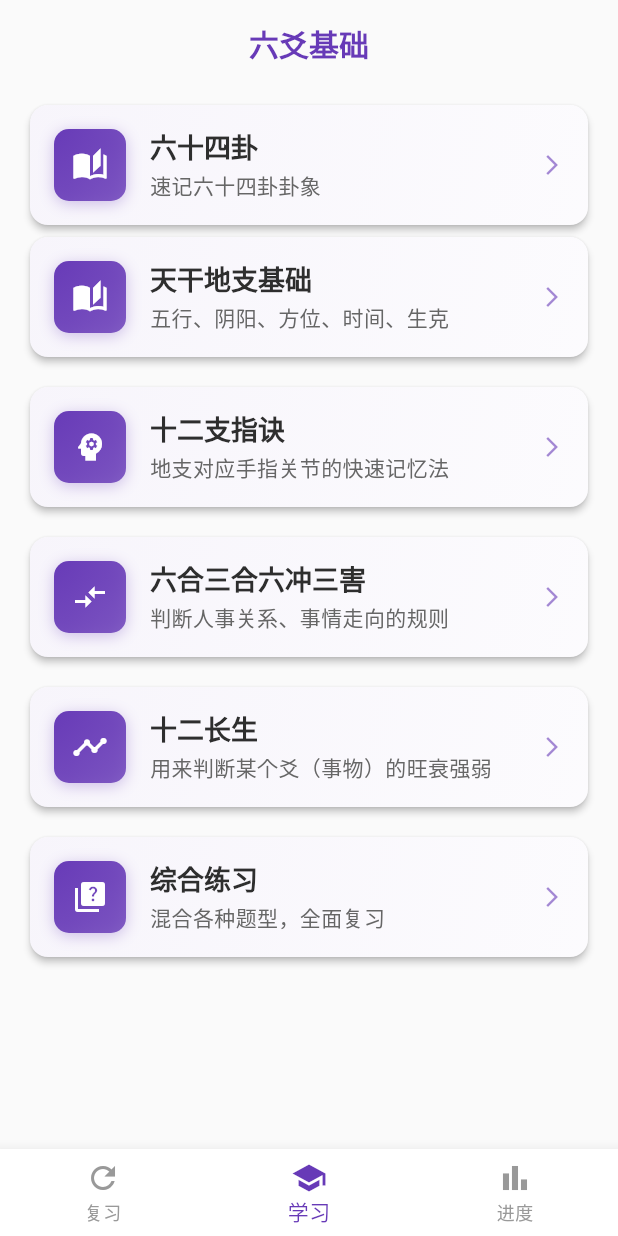
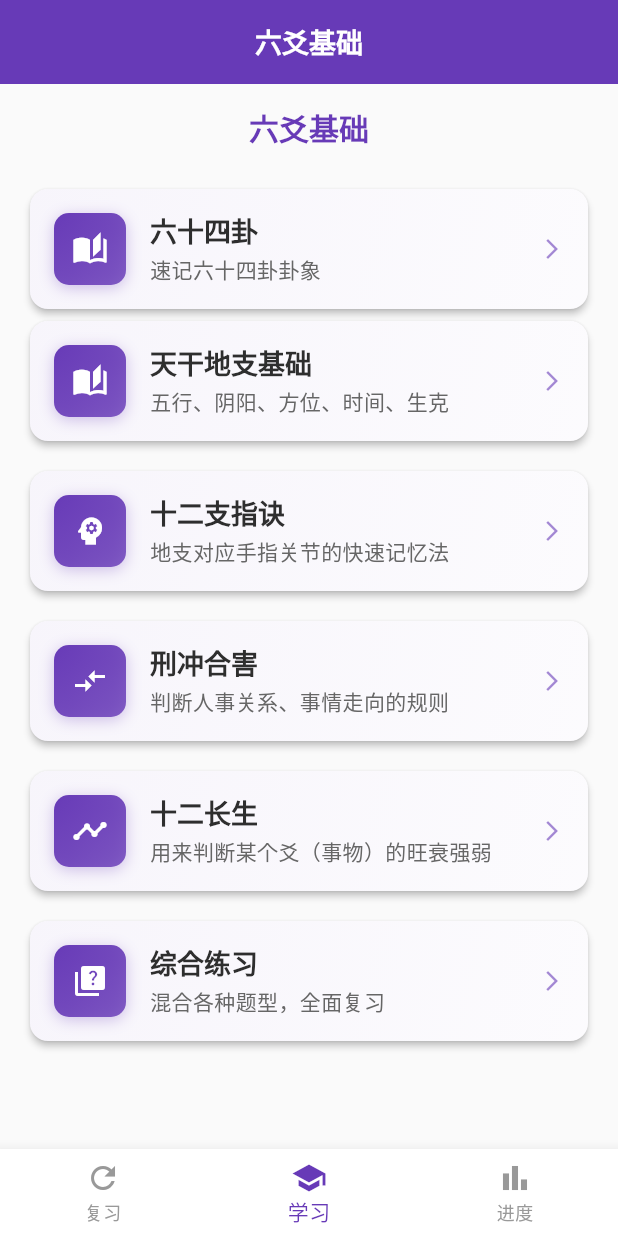
Before and after one commit to L0o0p/liuyao, a Flutter app: the screen it shows after launch, on a phone screen of 412 x 824 dp. Run offline on Flutter 3.47's test engine with Material 3 defaults, Android fonts, the phone set to English and light mode, and no system bars; our stand-ins replace shared_preferences.

Commit message:
更新学习界面，修改标题为「六爻基础」，并调整「刑冲合害」模块的标题以提升用户体验。

```diff
--- a/lib/screens/learn_screen.dart
+++ b/lib/screens/learn_screen.dart
@@ -8,7 +8,7 @@ class LearnScreen extends StatelessWidget {
   @override
   Widget build(BuildContext context) {
     return Scaffold(
-      // appBar: AppBar(title: const Text("选择学习板块"), centerTitle: true),
+      appBar: AppBar(title: const Text("六爻基础"), centerTitle: true),
       body: SafeArea(
         child: Padding(
           padding: const EdgeInsets.all(16.0), // 减少边距以适应小屏幕
@@ -53,7 +53,7 @@ class LearnScreen extends StatelessWidget {
                       const SizedBox(height: 12),
                       _buildModuleButton(
                         context,
-                        title: "六合三合六冲三害",
+                        title: "刑冲合害",
                         subtitle: "判断人事关系、事情走向的规则",
                         icon: Icons.compare_arrows,
                         onTap: () => _navigateToModule(context, 'hechong'),
--- a/lib/screens/progress_screen.dart
+++ b/lib/screens/progress_screen.dart
@@ -189,6 +189,7 @@ class _ProgressScreenState extends State<ProgressScreen> {
     final stats = _calculateOverallStats();
 
     return Scaffold(
+      appBar: AppBar(title: const Text("学习进度"), centerTitle: true),
       body: SafeArea(
         child: CustomScrollView(
           slivers: [
```
